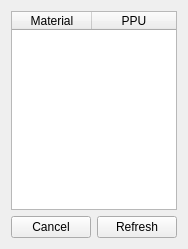
Old version of the form main_program/gui_interface_designs/material_widget_design.ui in the repository yimenhfeifei/josm-invoice.
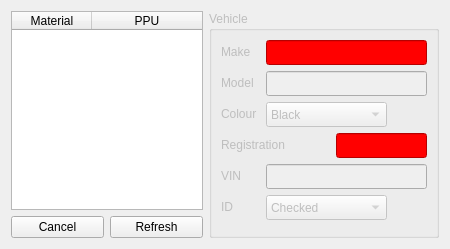
New version of the form. Custom widgets are drawn as their Qt base class.

Patch:
```diff
--- a/main_program/gui_interface_designs/material_widget_design.ui
+++ b/main_program/gui_interface_designs/material_widget_design.ui
@@ -6,13 +6,15 @@
    <rect>
     <x>0</x>
     <y>0</y>
-    <width>186</width>
+    <width>450</width>
     <height>249</height>
    </rect>
   </property>
   <property name="windowTitle">
    <string>Form</string>
   </property>
+  <layout class="QHBoxLayout" name="horizontalLayout_2">
+   <item>
   <layout class="QVBoxLayout" name="verticalLayout">
    <item>
     <widget class="QTableWidget" name="materialTable">
@@ -83,7 +85,414 @@
     </layout>
    </item>
   </layout>
- </widget>
+   </item>
+   <item>
+    <widget class="QGroupBox" name="vehicleBox">
+     <property name="enabled">
+      <bool>false</bool>
+     </property>
+     <property name="title">
+      <string>Vehicle</string>
+     </property>
+     <property name="checkable">
+      <bool>false</bool>
+     </property>
+     <layout class="QGridLayout" name="gridLayout">
+      <item row="0" column="0">
+       <widget class="QLabel" name="makeLabel">
+        <property name="sizePolicy">
+         <sizepolicy hsizetype="Preferred" vsizetype="Preferred">
+          <horstretch>0</horstretch>
+          <verstretch>0</verstretch>
+         </sizepolicy>
+        </property>
+        <property name="minimumSize">
+         <size>
+          <width>32</width>
+          <height>16</height>
+         </size>
+        </property>
+        <property name="maximumSize">
+         <size>
+          <width>32</width>
+          <height>16</height>
+         </size>
+        </property>
+        <property name="text">
+         <string>Make</string>
+        </property>
+       </widget>
+      </item>
+      <item row="0" column="1" colspan="2">
+       <widget class="ValidatingLineEdit" name="makeEdit">
+        <property name="sizePolicy">
+         <sizepolicy hsizetype="Preferred" vsizetype="Preferred">
+          <horstretch>0</horstretch>
+          <verstretch>0</verstretch>
+         </sizepolicy>
+        </property>
+        <property name="minimumSize">
+         <size>
+          <width>161</width>
+          <height>25</height>
+         </size>
+        </property>
+        <property name="maximumSize">
+         <size>
+          <width>161</width>
+          <height>25</height>
+         </size>
+        </property>
+        <property name="toolTip">
+         <string>Enter vehicle make.</string>
+        </property>
+        <property name="whatsThis">
+         <string>The analog clock widget displays the current time.</string>
+        </property>
+        <property name="styleSheet">
+         <string notr="true">QLineEdit {background-color: red;}</string>
+        </property>
+        <property name="regexString" stdset="0">
+         <string>street</string>
+        </property>
+       </widget>
+      </item>
+      <item row="1" column="0">
+       <widget class="QLabel" name="modelLabel">
+        <property name="sizePolicy">
+         <sizepolicy hsizetype="Preferred" vsizetype="Preferred">
+          <horstretch>0</horstretch>
+          <verstretch>0</verstretch>
+         </sizepolicy>
+        </property>
+        <property name="minimumSize">
+         <size>
+          <width>36</width>
+          <height>16</height>
+         </size>
+        </property>
+        <property name="maximumSize">
+         <size>
+          <width>36</width>
+          <height>16</height>
+         </size>
+        </property>
+        <property name="text">
+         <string>Model</string>
+        </property>
+       </widget>
+      </item>
+      <item row="1" column="1" colspan="2">
+       <widget class="ValidatingLineEdit" name="modelEdit">
+        <property name="sizePolicy">
+         <sizepolicy hsizetype="Preferred" vsizetype="Preferred">
+          <horstretch>0</horstretch>
+          <verstretch>0</verstretch>
+         </sizepolicy>
+        </property>
+        <property name="minimumSize">
+         <size>
+          <width>161</width>
+          <height>25</height>
+         </size>
+        </property>
+        <property name="maximumSize">
+         <size>
+          <width>161</width>
+          <height>25</height>
+         </size>
+        </property>
+        <property name="toolTip">
+         <string>Enter vehicle model.</string>
+        </property>
+        <property name="whatsThis">
+         <string>The analog clock widget displays the current time.</string>
+        </property>
+        <property name="styleSheet">
+         <string notr="true"/>
+        </property>
+        <property name="regexString" stdset="0">
+         <string>model</string>
+        </property>
+       </widget>
+      </item>
+      <item row="2" column="0">
+       <widget class="QLabel" name="colourLabel">
+        <property name="sizePolicy">
+         <sizepolicy hsizetype="Preferred" vsizetype="Preferred">
+          <horstretch>0</horstretch>
+          <verstretch>0</verstretch>
+         </sizepolicy>
+        </property>
+        <property name="minimumSize">
+         <size>
+          <width>39</width>
+          <height>16</height>
+         </size>
+        </property>
+        <property name="maximumSize">
+         <size>
+          <width>39</width>
+          <height>16</height>
+         </size>
+        </property>
+        <property name="text">
+         <string>Colour</string>
+        </property>
+       </widget>
+      </item>
+      <item row="2" column="1" colspan="2">
+       <widget class="QComboBox" name="colourCombobox">
+        <property name="sizePolicy">
+         <sizepolicy hsizetype="Preferred" vsizetype="Preferred">
+          <horstretch>0</horstretch>
+          <verstretch>0</verstretch>
+         </sizepolicy>
+        </property>
+        <property name="minimumSize">
+         <size>
+          <width>121</width>
+          <height>25</height>
+         </size>
+        </property>
+        <property name="maximumSize">
+         <size>
+          <width>121</width>
+          <height>25</height>
+         </size>
+        </property>
+        <property name="toolTip">
+         <string>Select vehicle colour.</string>
+        </property>
+        <item>
+         <property name="text">
+          <string>Black</string>
+         </property>
+        </item>
+        <item>
+         <property name="text">
+          <string>Blue</string>
+         </property>
+        </item>
+        <item>
+         <property name="text">
+          <string>Brown</string>
+         </property>
+        </item>
+        <item>
+         <property name="text">
+          <string>Green</string>
+         </property>
+        </item>
+        <item>
+         <property name="text">
+          <string>Grey</string>
+         </property>
+        </item>
+        <item>
+         <property name="text">
+          <string>Orange</string>
+         </property>
+        </item>
+        <item>
+         <property name="text">
+          <string>Pink</string>
+         </property>
+        </item>
+        <item>
+         <property name="text">
+          <string>Purple</string>
+         </property>
+        </item>
+        <item>
+         <property name="text">
+          <string>Red</string>
+         </property>
+        </item>
+        <item>
+         <property name="text">
+          <string>White</string>
+         </property>
+        </item>
+        <item>
+         <property name="text">
+          <string>Yellow</string>
+         </property>
+        </item>
+       </widget>
+      </item>
+      <item row="3" column="0" colspan="2">
+       <widget class="QLabel" name="vehicleRegistrationLabel_2">
+        <property name="sizePolicy">
+         <sizepolicy hsizetype="Preferred" vsizetype="Preferred">
+          <horstretch>0</horstretch>
+          <verstretch>0</verstretch>
+         </sizepolicy>
+        </property>
+        <property name="minimumSize">
+         <size>
+          <width>71</width>
+          <height>16</height>
+         </size>
+        </property>
+        <property name="maximumSize">
+         <size>
+          <width>71</width>
+          <height>16</height>
+         </size>
+        </property>
+        <property name="text">
+         <string>Registration</string>
+        </property>
+       </widget>
+      </item>
+      <item row="3" column="2">
+       <widget class="ValidatingLineEdit" name="vehicleRegistrationEdit">
+        <property name="sizePolicy">
+         <sizepolicy hsizetype="Preferred" vsizetype="Preferred">
+          <horstretch>0</horstretch>
+          <verstretch>0</verstretch>
+         </sizepolicy>
+        </property>
+        <property name="minimumSize">
+         <size>
+          <width>91</width>
+          <height>25</height>
+         </size>
+        </property>
+        <property name="maximumSize">
+         <size>
+          <width>91</width>
+          <height>25</height>
+         </size>
+        </property>
+        <property name="toolTip">
+         <string>Enter valid UK vehicle registration number.</string>
+        </property>
+        <property name="whatsThis">
+         <string>The analog clock widget displays the current time.</string>
+        </property>
+        <property name="styleSheet">
+         <string notr="true">QLineEdit {background-color: red;}</string>
+        </property>
+        <property name="regexString" stdset="0">
+         <string>post2001Reg</string>
+        </property>
+       </widget>
+      </item>
+      <item row="4" column="0">
+       <widget class="QLabel" name="vinLabel">
+        <property name="maximumSize">
+         <size>
+          <width>21</width>
+          <height>16</height>
+         </size>
+        </property>
+        <property name="text">
+         <string>VIN</string>
+        </property>
+       </widget>
+      </item>
+      <item row="4" column="1" colspan="2">
+       <widget class="ValidatingLineEdit" name="vinEdit">
+        <property name="sizePolicy">
+         <sizepolicy hsizetype="Preferred" vsizetype="Preferred">
+          <horstretch>0</horstretch>
+          <verstretch>0</verstretch>
+         </sizepolicy>
+        </property>
+        <property name="minimumSize">
+         <size>
+          <width>0</width>
+          <height>25</height>
+         </size>
+        </property>
+        <property name="maximumSize">
+         <size>
+          <width>183</width>
+          <height>25</height>
+         </size>
+        </property>
+        <property name="toolTip">
+         <string>Enter valid VIN number.</string>
+        </property>
+        <property name="whatsThis">
+         <string>The analog clock widget displays the current time.</string>
+        </property>
+        <property name="styleSheet">
+         <string notr="true"/>
+        </property>
+        <property name="regexString" stdset="0">
+         <string>vin</string>
+        </property>
+       </widget>
+      </item>
+      <item row="5" column="0">
+       <widget class="QLabel" name="idLabel">
+        <property name="minimumSize">
+         <size>
+          <width>16</width>
+          <height>16</height>
+         </size>
+        </property>
+        <property name="maximumSize">
+         <size>
+          <width>16</width>
+          <height>16</height>
+         </size>
+        </property>
+        <property name="text">
+         <string>ID</string>
+        </property>
+       </widget>
+      </item>
+      <item row="5" column="1" colspan="2">
+       <widget class="QComboBox" name="idCombobox">
+        <property name="sizePolicy">
+         <sizepolicy hsizetype="Preferred" vsizetype="Preferred">
+          <horstretch>0</horstretch>
+          <verstretch>0</verstretch>
+         </sizepolicy>
+        </property>
+        <property name="minimumSize">
+         <size>
+          <width>121</width>
+          <height>25</height>
+         </size>
+        </property>
+        <property name="maximumSize">
+         <size>
+          <width>121</width>
+          <height>25</height>
+         </size>
+        </property>
+        <property name="toolTip">
+         <string>Select ID status.</string>
+        </property>
+        <item>
+         <property name="text">
+          <string>Checked</string>
+         </property>
+        </item>
+        <item>
+         <property name="text">
+          <string>Known</string>
+         </property>
+        </item>
+       </widget>
+      </item>
+     </layout>
+    </widget>
+   </item>
+  </layout>
+ </widget>
+ <customwidgets>
+  <customwidget>
+   <class>ValidatingLineEdit</class>
+   <extends>QLineEdit</extends>
+   <header>custom_widgets.validatingLineEdit</header>
+  </customwidget>
+ </customwidgets>
  <resources/>
  <connections/>
 </ui>
```
Lines whose indentation alone changed are shown as unchanged.
